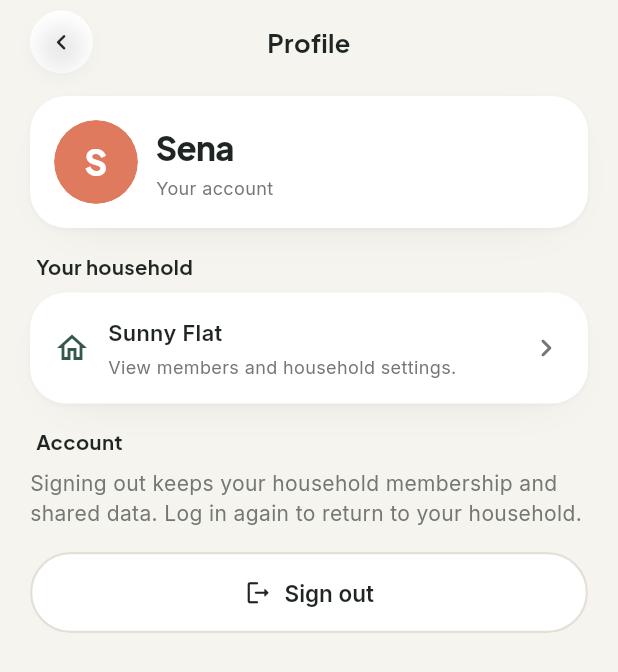
After one commit to senakahya/cs310-HomeLoop, a Flutter app: the ProfileScreen screen opened by its route, on a phone screen of 412 x 824 dp. The commit adds this screen. Shown: the top 672 px of the screen. Run offline on Flutter 3.47's test engine with Material 3 defaults, Android fonts, the phone set to English and light mode, and no system bars; network calls fail.

Commit message:
feat: add profile and simplify household navigation

```diff
--- a/lib/routes/app_routes.dart
+++ b/lib/routes/app_routes.dart
@@ -15,6 +15,7 @@ import '../screens/household/join_household_screen.dart';
 import '../screens/inventory/inventory_detail_screen.dart';
 import '../screens/inventory/inventory_form_screen.dart';
 import '../screens/inventory/stock_update_screen.dart';
+import '../screens/profile/profile_screen.dart';
 import '../screens/shell/main_shell.dart';
 import '../screens/shopping/confirm_purchase_screen.dart';
 import '../screens/shopping/shopping_item_form_screen.dart';
@@ -29,6 +30,7 @@ class AppRoutes {
   static const joinHousehold = '/household/join';
   static const main = '/main';
   static const household = '/household';
+  static const profile = '/profile';
 
   static const shoppingItem = '/shopping/item';
   static const confirmPurchase = '/shopping/confirm';
@@ -43,6 +45,7 @@ class AppRoutes {
   static const recordPayment = '/balances/record';
 
   static final mainRoutes = <String, WidgetBuilder>{
+    profile: (_) => const ProfileScreen(),
     main: (context) {
       final args = ModalRoute.of(context)?.settings.arguments;
       return MainShell(initialTab: args is int ? args : 0);
--- a/lib/screens/household/choose_household_screen.dart
+++ b/lib/screens/household/choose_household_screen.dart
@@ -55,11 +55,11 @@ class ChooseHouseholdScreen extends StatelessWidget {
             const SizedBox(height: AppSpacing.xxxl),
             Center(
               child: TextButton.icon(
-                onPressed: () => Navigator.of(context)
-                    .pushNamedAndRemoveUntil(AppRoutes.login, (route) => false),
-                icon: const Icon(Icons.logout_rounded,
+                onPressed: () =>
+                    Navigator.of(context).pushNamed(AppRoutes.profile),
+                icon: const Icon(Icons.person_outline_rounded,
                     size: 17, color: AppColors.muted),
-                label: Text('Log out',
+                label: Text('Profile',
                     style: AppTextStyles.bodyMuted.copyWith(fontSize: 13.5)),
               ),
             ),
--- a/lib/screens/household/household_screen.dart
+++ b/lib/screens/household/household_screen.dart
@@ -74,17 +74,22 @@ class HouseholdScreen extends StatelessWidget {
   }
 
   Future<void> _leave(BuildContext context) async {
+    final store = HomeStore.instance;
     final confirmed = await showConfirmDialog(
       context,
       title: 'Leave household?',
       message:
-          'You will no longer see this household. You can join again with an invite code.',
-      confirmLabel: 'Leave',
+          'You will lose access to ${store.household?.name ?? 'this household'}\'s '
+          'shopping list, inventory and expenses. Past expenses and any open '
+          'balances will remain in the household history.\n\n'
+          'You will stay signed in and return to household setup to create or '
+          'join a household. You can rejoin with an invite code.',
+      confirmLabel: 'Leave household',
       danger: true,
       icon: Icons.logout_rounded,
     );
     if (confirmed && context.mounted) {
-      HomeStore.instance.leaveHousehold();
+      store.leaveHousehold();
       Navigator.of(context)
           .pushNamedAndRemoveUntil(AppRoutes.chooseHousehold, (route) => false);
     }
@@ -169,28 +174,17 @@ class HouseholdScreen extends StatelessWidget {
                       style: AppTextStyles.caption),
                 ),
                 const SizedBox(height: AppSpacing.xxl),
-                Row(
-                  children: [
-                    Expanded(
-                      child: AppButton(
-                        label: 'Sign out',
-                        icon: Icons.logout_rounded,
-                        style: AppButtonStyle.secondary,
-                        onPressed: () => Navigator.of(context)
-                            .pushNamedAndRemoveUntil(
-                                AppRoutes.login, (route) => false),
-                      ),
-                    ),
-                    const SizedBox(width: AppSpacing.md),
-                    Expanded(
-                      child: AppButton(
-                        label: 'Leave',
-                        icon: Icons.door_front_door_outlined,
-                        style: AppButtonStyle.dangerSoft,
-                        onPressed: () => _leave(context),
-                      ),
-                    ),
-                  ],
+                const Text(
+                  'Leaving removes your access to this household. Your account '
+                  'stays signed in, and past expenses and open balances are kept.',
+                  style: AppTextStyles.caption,
+                ),
+                const SizedBox(height: AppSpacing.md),
+                AppButton(
+                  label: 'Leave household',
+                  icon: Icons.door_front_door_outlined,
+                  style: AppButtonStyle.dangerSoft,
+                  onPressed: () => _leave(context),
                 ),
                 const SizedBox(height: AppSpacing.xxl),
               ],
--- /dev/null
+++ b/lib/screens/profile/profile_screen.dart
@@ -0,0 +1,102 @@
+import 'package:flutter/material.dart';
+
+import '../../data/home_store.dart';
+import '../../routes/app_routes.dart';
+import '../../theme/app_colors.dart';
+import '../../theme/app_spacing.dart';
+import '../../theme/app_text_styles.dart';
+import '../../widgets/app_button.dart';
+import '../../widgets/app_card.dart';
+import '../../widgets/headers.dart';
+import '../../widgets/member_avatar.dart';
+
+/// Account details and sign out, separate from household management (S07).
+class ProfileScreen extends StatelessWidget {
+  const ProfileScreen({super.key});
+
+  @override
+  Widget build(BuildContext context) {
+    final store = HomeStore.instance;
+    return Scaffold(
+      body: SafeArea(
+        child: ListenableBuilder(
+          listenable: store,
+          builder: (context, _) => ListView(
+            padding: const EdgeInsets.symmetric(horizontal: AppSpacing.screen),
+            children: [
+              const ScreenHeader(title: 'Profile'),
+              const SizedBox(height: AppSpacing.sm),
+              AppCard(
+                child: Row(
+                  children: [
+                    MemberAvatar(member: store.currentUser, size: 56),
+                    const SizedBox(width: AppSpacing.md),
+                    Expanded(
+                      child: Column(
+                        crossAxisAlignment: CrossAxisAlignment.start,
+                        children: [
+                          Text(store.currentUser.name,
+                              style: AppTextStyles.title),
+                          const SizedBox(height: AppSpacing.xs),
+                          const Text('Your account',
+                              style: AppTextStyles.caption),
+                        ],
+                      ),
+                    ),
+                  ],
+                ),
+              ),
+              const SectionHeader(title: 'Your household'),
+              AppCard(
+                onTap: () => Navigator.of(context).pushNamed(
+                  store.household == null
+                      ? AppRoutes.chooseHousehold
+                      : AppRoutes.household,
+                ),
+                child: Row(
+                  children: [
+                    const Icon(Icons.home_outlined, color: AppColors.primary),
+                    const SizedBox(width: AppSpacing.md),
+                    Expanded(
+                      child: Column(
+                        crossAxisAlignment: CrossAxisAlignment.start,
+                        children: [
+                          Text(store.household?.name ?? 'Set up your home',
+                              style: AppTextStyles.bodyStrong),
+                          const SizedBox(height: AppSpacing.xs),
+                          Text(
+                            store.household == null
+                                ? 'Create a household or join with a code.'
+                                : 'View members and household settings.',
+                            style: AppTextStyles.caption,
+                          ),
+                        ],
+                      ),
+                    ),
+                    const Icon(Icons.chevron_right_rounded,
+                        color: AppColors.muted),
+                  ],
+                ),
+              ),
+              const SectionHeader(title: 'Account'),
+              const Text(
+                'Signing out keeps your household membership and shared data. '
+                'Log in again to return to your household.',
+                style: AppTextStyles.bodyMuted,
+              ),
+              const SizedBox(height: AppSpacing.lg),
+              AppButton(
+                label: 'Sign out',
+                icon: Icons.logout_rounded,
+                style: AppButtonStyle.secondary,
+                onPressed: () => Navigator.of(context)
+                    .pushNamedAndRemoveUntil(AppRoutes.login, (route) => false),
+              ),
+              const SizedBox(height: AppSpacing.xxl),
+            ],
+          ),
+        ),
+      ),
+    );
+  }
+}
```
Also changed, not shown: lib/screens/home/home_screen.dart (+106 -33 lines), 3 other files.
